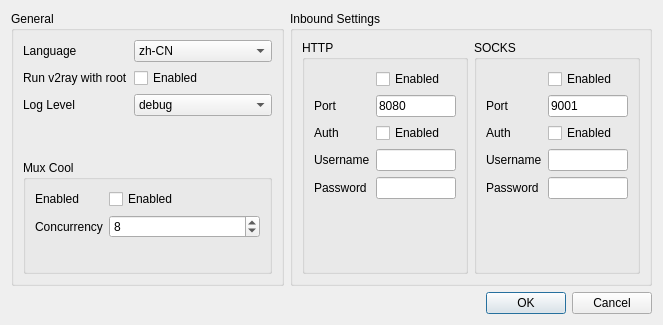
The window that src/PrefrencesWindow.ui (darsvador/qvssr) describes before a commit, drawn with Qt 5.
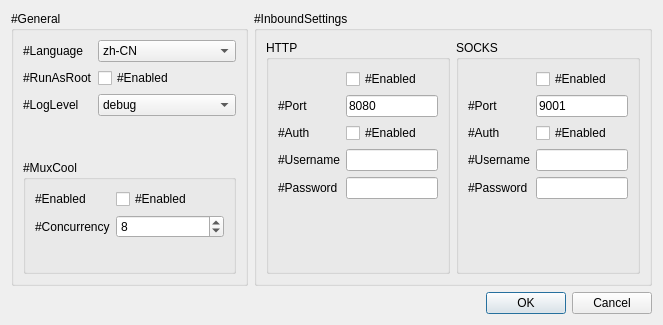
The same window after the commit.

Diff of the .ui file:
```diff
--- a/src/PrefrencesWindow.ui
+++ b/src/PrefrencesWindow.ui
@@ -23,7 +23,7 @@
    <item row="0" column="0">
     <widget class="QGroupBox" name="groupBox">
      <property name="title">
-      <string>General</string>
+      <string>#General</string>
      </property>
      <layout class="QVBoxLayout" name="verticalLayout">
       <item>
@@ -31,7 +31,7 @@
         <item row="0" column="0">
          <widget class="QLabel" name="label_6">
           <property name="text">
-           <string>Language</string>
+           <string>#Language</string>
           </property>
          </widget>
         </item>
@@ -58,21 +58,21 @@
         <item row="1" column="0">
          <widget class="QLabel" name="label_7">
           <property name="text">
-           <string>Run v2ray with root</string>
+           <string>#RunAsRoot</string>
           </property>
          </widget>
         </item>
         <item row="1" column="1">
          <widget class="QCheckBox" name="checkBox">
           <property name="text">
-           <string>Enabled</string>
+           <string>#Enabled</string>
           </property>
          </widget>
         </item>
         <item row="2" column="0">
          <widget class="QLabel" name="label">
           <property name="text">
-           <string>Log Level</string>
+           <string>#LogLevel</string>
           </property>
          </widget>
         </item>
@@ -122,27 +122,27 @@
       <item>
        <widget class="QGroupBox" name="groupBox_5">
         <property name="title">
-         <string>Mux Cool</string>
+         <string>#MuxCool</string>
         </property>
         <layout class="QFormLayout" name="formLayout">
          <item row="0" column="0">
           <widget class="QLabel" name="label_5">
            <property name="text">
-            <string>Enabled</string>
+            <string>#Enabled</string>
            </property>
           </widget>
          </item>
          <item row="0" column="1">
           <widget class="QCheckBox" name="checkBox_2">
            <property name="text">
-            <string>Enabled</string>
+            <string>#Enabled</string>
            </property>
           </widget>
          </item>
          <item row="1" column="0">
           <widget class="QLabel" name="label_8">
            <property name="text">
-            <string>Concurrency</string>
+            <string>#Concurrency</string>
            </property>
           </widget>
          </item>
@@ -168,7 +168,7 @@
    <item row="0" column="1">
     <widget class="QGroupBox" name="groupBox_2">
      <property name="title">
-      <string>Inbound Settings</string>
+      <string>#InboundSettings</string>
      </property>
      <layout class="QHBoxLayout" name="horizontalLayout" stretch="1,1">
       <item>
@@ -183,14 +183,14 @@
             <enum>Qt::LeftToRight</enum>
            </property>
            <property name="text">
-            <string>Enabled</string>
+            <string>#Enabled</string>
            </property>
           </widget>
          </item>
          <item row="1" column="0">
           <widget class="QLabel" name="label_3">
            <property name="text">
-            <string>Port</string>
+            <string>#Port</string>
            </property>
           </widget>
          </item>
@@ -210,28 +210,28 @@
          <item row="3" column="0">
           <widget class="QLabel" name="label_2">
            <property name="text">
-            <string>Username</string>
+            <string>#Username</string>
            </property>
           </widget>
          </item>
          <item row="2" column="0">
           <widget class="QLabel" name="label_9">
            <property name="text">
-            <string>Auth</string>
+            <string>#Auth</string>
            </property>
           </widget>
          </item>
          <item row="4" column="0">
           <widget class="QLabel" name="label_13">
            <property name="text">
-            <string>Password</string>
+            <string>#Password</string>
            </property>
           </widget>
          </item>
          <item row="2" column="1">
           <widget class="QCheckBox" name="checkBox_3">
            <property name="text">
-            <string>Enabled</string>
+            <string>#Enabled</string>
            </property>
           </widget>
          </item>
@@ -253,7 +253,7 @@
          <item row="1" column="0">
           <widget class="QLabel" name="label_4">
            <property name="text">
-            <string>Port</string>
+            <string>#Port</string>
            </property>
           </widget>
          </item>
@@ -267,35 +267,35 @@
          <item row="0" column="1">
           <widget class="QCheckBox" name="socksCB">
            <property name="text">
-            <string>Enabled</string>
+            <string>#Enabled</string>
            </property>
           </widget>
          </item>
          <item row="2" column="0">
           <widget class="QLabel" name="label_10">
            <property name="text">
-            <string>Auth</string>
+            <string>#Auth</string>
            </property>
           </widget>
          </item>
          <item row="3" column="0">
           <widget class="QLabel" name="label_11">
            <property name="text">
-            <string>Username</string>
+            <string>#Username</string>
            </property>
           </widget>
          </item>
          <item row="4" column="0">
           <widget class="QLabel" name="label_12">
            <property name="text">
-            <string>Password</string>
+            <string>#Password</string>
            </property>
           </widget>
          </item>
          <item row="2" column="1">
           <widget class="QCheckBox" name="checkBox_4">
            <property name="text">
-            <string>Enabled</string>
+            <string>#Enabled</string>
            </property>
           </widget>
          </item>
```
Left out of the diff: 39 changed lines with no effect on the pictures.
